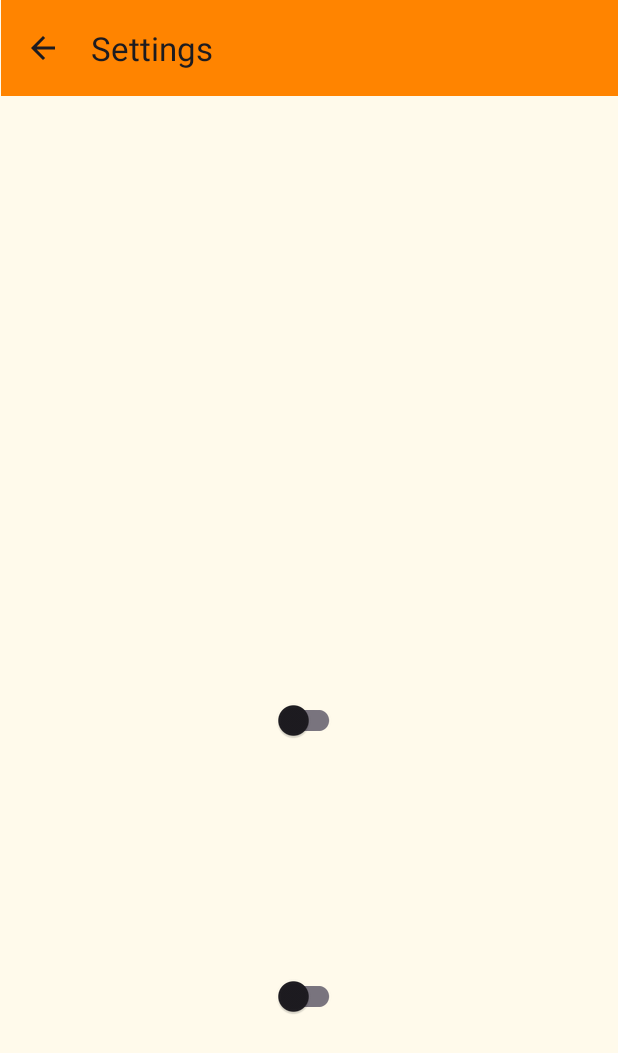
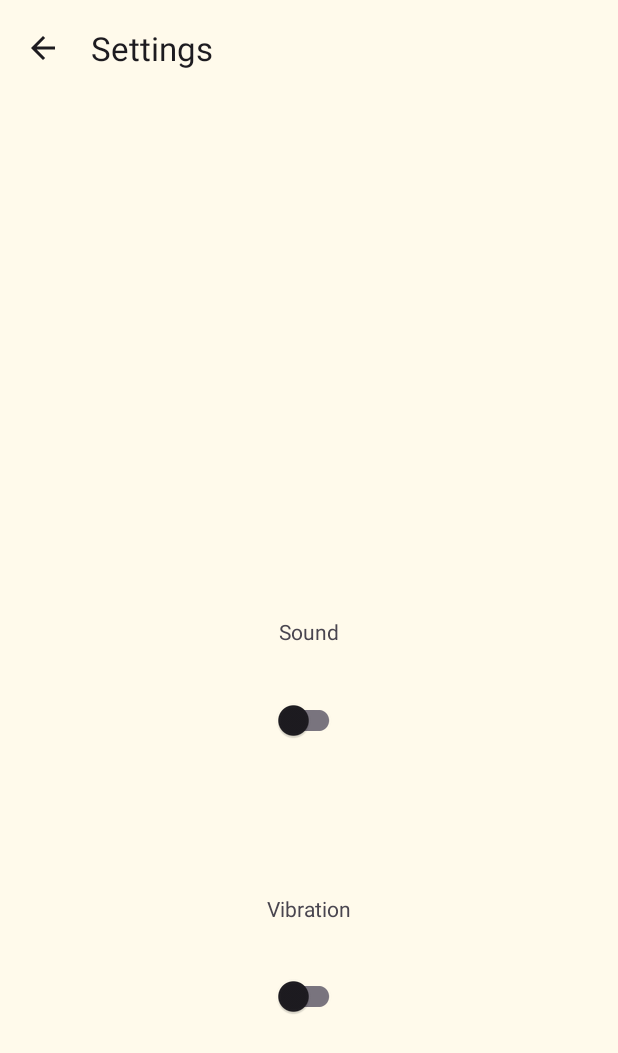
Before and after one commit to zachary-ellington/CSCI335_Final_Project, an Android app: the SettingsActivity screen opened directly, with no data from a screen before it, on a phone screen of 412 x 824 dp. Shown: the top 1053 px of the screen. Run offline under Robolectric (Android 15) with nearby library versions, the phone set to English and light mode, and no system bars.

Commit message:
Changed Settings

```diff
--- a/app/src/main/res/layout/activity_settings.xml
+++ b/app/src/main/res/layout/activity_settings.xml
@@ -11,7 +11,7 @@
         android:id="@+id/toolbar3"
         android:layout_width="411dp"
         android:layout_height="wrap_content"
-        android:background="@color/primary"
+        android:background="@color/background"
         android:minHeight="?attr/actionBarSize"
         android:theme="?attr/actionBarTheme"
         app:layout_constraintEnd_toEndOf="parent"
@@ -20,9 +20,10 @@
 
     <androidx.appcompat.widget.SwitchCompat
         android:id="@+id/SoundSwitch"
-        android:layout_width="48dp"
+        android:layout_width="wrap_content"
         android:layout_height="48dp"
         android:layout_marginTop="256dp"
+        android:contentDescription="@string/Sound"
         app:layout_constraintBottom_toTopOf="@+id/VibrationSwitch"
         app:layout_constraintEnd_toEndOf="parent"
         app:layout_constraintHorizontal_bias="0.5"
@@ -32,12 +33,39 @@
 
     <androidx.appcompat.widget.SwitchCompat
         android:id="@+id/VibrationSwitch"
-        android:layout_width="48dp"
+        android:layout_width="wrap_content"
         android:layout_height="48dp"
+        android:contentDescription="@string/vibration"
         app:layout_constraintBottom_toBottomOf="parent"
         app:layout_constraintEnd_toEndOf="parent"
         app:layout_constraintHorizontal_bias="0.5"
         app:layout_constraintStart_toStartOf="parent"
         app:layout_constraintTop_toBottomOf="@+id/SoundSwitch"
         app:layout_constraintVertical_bias="0.5" />
+
+    <TextView
+        android:id="@+id/textView"
+        android:layout_width="wrap_content"
+        android:layout_height="wrap_content"
+        android:layout_marginTop="332dp"
+        android:layout_marginBottom="10dp"
+        android:text="@string/Sound"
+        app:layout_constraintBottom_toTopOf="@+id/SoundSwitch"
+        app:layout_constraintEnd_toEndOf="parent"
+        app:layout_constraintHorizontal_bias="0.5"
+        app:layout_constraintStart_toStartOf="parent"
+        app:layout_constraintTop_toBottomOf="@+id/toolbar3" />
+
+    <TextView
+        android:id="@+id/textView2"
+        android:layout_width="wrap_content"
+        android:layout_height="wrap_content"
+        android:layout_marginTop="77dp"
+        android:layout_marginBottom="10dp"
+        android:text="@string/vibration"
+        app:layout_constraintBottom_toTopOf="@+id/VibrationSwitch"
+        app:layout_constraintEnd_toEndOf="parent"
+        app:layout_constraintHorizontal_bias="0.5"
+        app:layout_constraintStart_toStartOf="parent"
+        app:layout_constraintTop_toBottomOf="@+id/SoundSwitch" />
 </androidx.constraintlayout.widget.ConstraintLayout>
--- a/app/src/main/res/values/strings.xml
+++ b/app/src/main/res/values/strings.xml
@@ -15,4 +15,5 @@
     <string name="main_menu">Main Menu</string>
 
     <string name="Sound">Sound</string>
+    <string name="vibration">Vibration</string>
 </resources>
```
